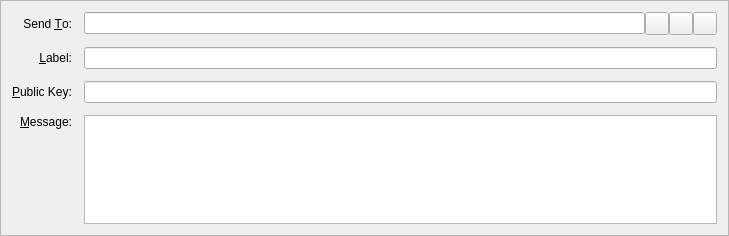
This is src/qt/forms/sendmessagesentry.ui in camorracoin/camorracoin as Qt 5 draws it before an edit. The edited form follows.
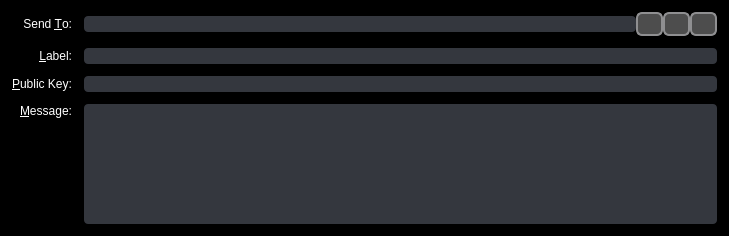
This is the edited form. Icons and pictures are not drawn. Custom widgets are drawn as their Qt base class.

Diff of the .ui file:
```diff
--- a/src/qt/forms/sendmessagesentry.ui
+++ b/src/qt/forms/sendmessagesentry.ui
@@ -13,6 +13,12 @@
   <property name="windowTitle">
    <string>Form</string>
   </property>
+  <property name="styleSheet">
+   <string notr="true">QWidget {
+	background-color: #000000;
+	color: #FFFFFF;
+}</string>
+  </property>
   <property name="frameShape">
    <enum>QFrame::StyledPanel</enum>
   </property>
@@ -33,6 +39,17 @@
        <property name="toolTip">
         <string>The address to send the payment to  (e.g. 4Zo1ga6xuKuQ7JV7M9rGDoxdbYwV5zgQJ5)</string>
        </property>
+       <property name="styleSheet">
+        <string notr="true">QLineEdit {
+	background-color: #34373E;
+	color: #FFFFFF;
+	border: 1px solid #FFFFFFF;
+	border-radius: 4px;
+}
+QLineEdit:hover {
+	background-color: #676A71;
+}</string>
+       </property>
        <property name="maxLength">
         <number>34</number>
        </property>
@@ -43,6 +60,25 @@
        <property name="toolTip">
         <string>Choose address from address book</string>
        </property>
+       <property name="styleSheet">
+        <string notr="true">QToolButton {
+     border: 2px solid #8f8f91;
+     border-radius: 6px;
+     background-color: qlineargradient(spread:pad, x1:0, y1:0, x2:1, y2:0, stop:0.0511364 rgba(77, 77, 77, 255));
+     min-width:20px;
+     min-height: 20px;
+     color: #fff;
+ }
+
+ QToolButton:pressed {
+     background-color: qlineargradient(x1: 0, y1: 0, x2: 0, y2: 1,
+                                       stop: 0 #dadbde, stop: 1 #f6f7fa);
+ }
+
+ QToolButton:flat {
+     border: none; /* no border for a flat push button */
+ }</string>
+       </property>
        <property name="text">
         <string/>
        </property>
@@ -60,6 +96,25 @@
        <property name="toolTip">
         <string>Paste address from clipboard</string>
        </property>
+       <property name="styleSheet">
+        <string notr="true">QToolButton {
+     border: 2px solid #8f8f91;
+     border-radius: 6px;
+     background-color: qlineargradient(spread:pad, x1:0, y1:0, x2:1, y2:0, stop:0.0511364 rgba(77, 77, 77, 255));
+     min-width:20px;
+     min-height: 20px;
+     color: #fff;
+ }
+
+ QToolButton:pressed {
+     background-color: qlineargradient(x1: 0, y1: 0, x2: 0, y2: 1,
+                                       stop: 0 #dadbde, stop: 1 #f6f7fa);
+ }
+
+ QToolButton:flat {
+     border: none; /* no border for a flat push button */
+ }</string>
+       </property>
        <property name="text">
         <string/>
        </property>
@@ -77,6 +132,25 @@
        <property name="toolTip">
         <string>Remove this recipient</string>
        </property>
+       <property name="styleSheet">
+        <string notr="true">QToolButton {
+     border: 2px solid #8f8f91;
+     border-radius: 6px;
+     background-color: qlineargradient(spread:pad, x1:0, y1:0, x2:1, y2:0, stop:0.0511364 rgba(77, 77, 77, 255));
+     min-width:20px;
+     min-height: 20px;
+     color: #fff;
+ }
+
+ QToolButton:pressed {
+     background-color: qlineargradient(x1: 0, y1: 0, x2: 0, y2: 1,
+                                       stop: 0 #dadbde, stop: 1 #f6f7fa);
+ }
+
+ QToolButton:flat {
+     border: none; /* no border for a flat push button */
+ }</string>
+       </property>
        <property name="text">
         <string/>
        </property>
@@ -122,6 +196,17 @@
      <property name="focusPolicy">
       <enum>Qt::WheelFocus</enum>
      </property>
+     <property name="styleSheet">
+      <string notr="true">QPlainTextEdit {
+	background-color: #34373E;
+	color: #FFFFFF;
+	border: 1px solid #FFFFFFF;
+	border-radius: 4px;
+}
+QPlainTextEdit:hover {
+	background-color: #676A71;
+}</string>
+     </property>
      <property name="tabChangesFocus">
       <bool>false</bool>
      </property>
@@ -135,6 +220,17 @@
      <property name="toolTip">
       <string>Enter a label for this address to add it to your address book</string>
      </property>
+     <property name="styleSheet">
+      <string notr="true">QLineEdit {
+	background-color: #34373E;
+	color: #FFFFFF;
+	border: 1px solid #FFFFFFF;
+	border-radius: 4px;
+}
+QLineEdit:hover {
+	background-color: #676A71;
+}</string>
+     </property>
     </widget>
    </item>
    <item row="4" column="0">
@@ -161,7 +257,19 @@
     </widget>
    </item>
    <item row="5" column="2">
-    <widget class="QValidatedLineEdit" name="publicKey"/>
+    <widget class="QValidatedLineEdit" name="publicKey">
+     <property name="styleSheet">
+      <string notr="true">QLineEdit {
+	background-color: #34373E;
+	color: #FFFFFF;
+	border: 1px solid #FFFFFFF;
+	border-radius: 4px;
+}
+QLineEdit:hover {
+	background-color: #676A71;
+}</string>
+     </property>
+    </widget>
    </item>
   </layout>
  </widget>
```
